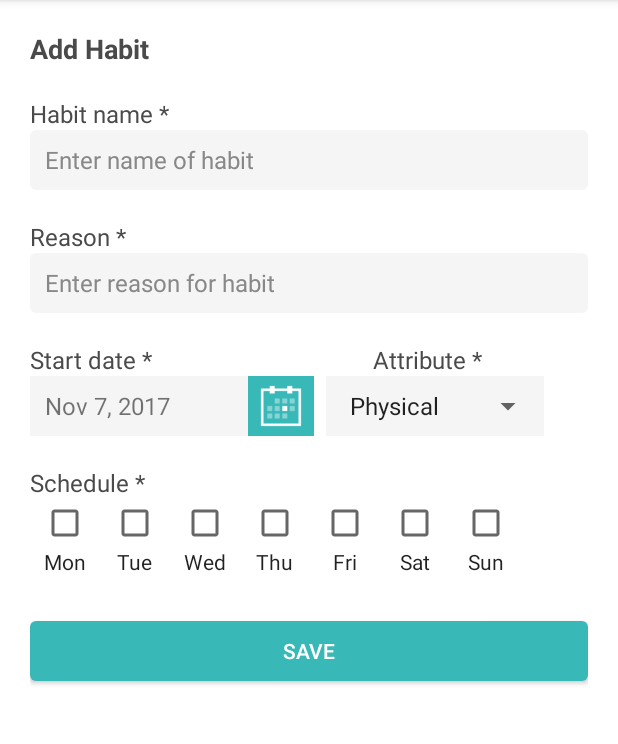
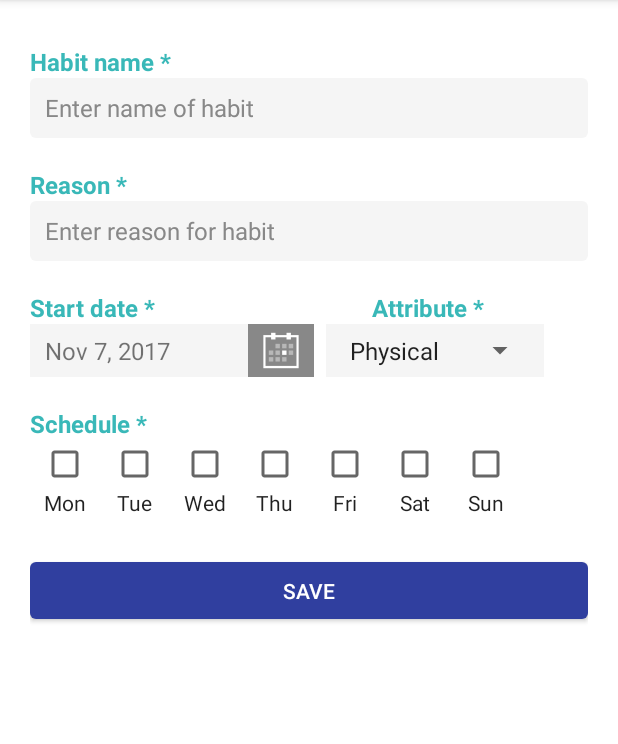
Before and after one commit to CMPUT301F17T29/HabitUp, an Android app: the AddHabitActivity screen opened directly, with no data from a screen before it, on a phone screen of 412 x 824 dp, the part 84-828 px from its top. Run offline under Robolectric (Android 15) with nearby library versions, the phone set to English and light mode, and no system bars; our stand-ins replace CircleImageView.

Commit message:
Change font size and text color in Add Habit layout

```diff
--- a/app/src/main/java/com/example/habitup/View/ViewHabitActivity.java
+++ b/app/src/main/java/com/example/habitup/View/ViewHabitActivity.java
@@ -4,6 +4,7 @@ import android.content.Intent;
 import android.os.Bundle;
 import android.support.annotation.NonNull;
 import android.support.design.widget.BottomNavigationView;
+import android.support.v7.app.ActionBar;
 import android.view.Menu;
 import android.view.MenuItem;
 import android.widget.ArrayAdapter;
--- a/app/src/main/res/drawable-hdpi/primary_button.xml
+++ b/app/src/main/res/drawable-hdpi/primary_button.xml
@@ -2,11 +2,11 @@
 <selector xmlns:android="http://schemas.android.com/apk/res/android">
     <item android:state_pressed="true">
         <shape>
-            <solid android:color="@color/teal"/>
+            <solid android:color="@color/colorPrimary"/>
             <corners android:radius="4dp"/>
             <padding
-                android:bottom="10dp"
-                android:top="10dp"
+                android:bottom="5dp"
+                android:top="5dp"
                 android:left="10dp"
                 android:right="10dp"/>
         </shape>
@@ -16,12 +16,12 @@
         <shape>
             <gradient
                 android:angle="270"
-                android:endColor="@color/teal"
-                android:startColor="@color/teal"/>
+                android:endColor="@color/colorPrimary"
+                android:startColor="@color/colorPrimary"/>
             <corners android:radius="4dp"/>
             <padding
-                android:bottom="10dp"
-                android:top="10dp"
+                android:bottom="5dp"
+                android:top="5dp"
                 android:left="10dp"
                 android:right="10dp"/>
         </shape>
--- a/app/src/main/res/layout/activity_add_habit.xml
+++ b/app/src/main/res/layout/activity_add_habit.xml
@@ -10,28 +10,17 @@
     tools:context="com.example.habitup.View.AddHabitActivity">
 
     <TextView
-        android:id="@+id/addhabit_title"
-        android:layout_width="wrap_content"
-        android:layout_height="wrap_content"
-        android:layout_marginTop="20dp"
-        android:text="@string/add_habit"
-        android:textStyle="bold"
-        android:textColor="@color/darkgray"
-        android:textSize="18sp"
-        app:layout_constraintLeft_toLeftOf="parent"
-        app:layout_constraintTop_toTopOf="parent" />
-
-    <TextView
         android:id="@+id/habit_label"
         android:layout_width="wrap_content"
         android:layout_height="wrap_content"
-        app:layout_constraintTop_toBottomOf="@+id/addhabit_title"
-        app:layout_constraintLeft_toLeftOf="@+id/habit_name"
-        android:labelFor="@id/habit_name"
+        app:layout_constraintLeft_toLeftOf="parent"
+        app:layout_constraintTop_toTopOf="parent"
+        android:labelFor="@+id/habit_name"
         android:text="@string/habit_label"
         android:textSize="16sp"
-        android:textColor="@color/darkgray"
-        android:layout_marginTop="20dp"
+        android:textColor="@color/teal"
+        android:layout_marginTop="30dp"
+        android:textStyle="bold"
         tools:layout_constraintLeft_creator="1" />
 
     <EditText
@@ -58,7 +47,8 @@
         app:layout_constraintLeft_toLeftOf="@+id/habit_reason"
         android:text="@string/reason_label"
         android:textSize="16sp"
-        android:textColor="@color/darkgray"
+        android:textColor="@color/teal"
+        android:textStyle="bold"
         android:layout_marginTop="20dp" />
 
     <EditText
@@ -85,20 +75,21 @@
         android:textSize="16sp"
         app:layout_constraintTop_toBottomOf="@+id/habit_reason"
         android:layout_marginTop="20dp"
-        android:textColor="@color/darkgray"
+        android:textColor="@color/teal"
+        android:textStyle="bold"
         app:layout_constraintLeft_toLeftOf="parent" />
 
     <LinearLayout
         android:id="@+id/date_layout"
         android:layout_width="wrap_content"
-        android:layout_height="40dp"
+        android:layout_height="35dp"
         app:layout_constraintTop_toBottomOf="@+id/date_label"
         app:layout_constraintLeft_toLeftOf="parent">
 
         <TextView
             android:id="@+id/date_text"
             android:layout_width="145dp"
-            android:layout_height="40dp"
+            android:layout_height="35dp"
             android:text="Current date"
             android:textSize="16sp"
             android:gravity="start|center_vertical"
@@ -108,9 +99,9 @@
 
         <ImageView
             android:layout_width="44dp"
-            android:layout_height="40dp"
+            android:layout_height="35dp"
             android:src="@drawable/ic_calendar"
-            android:background="@color/teal"
+            android:background="@color/lightgray"
             android:layout_gravity="center"
             android:contentDescription="Date picker calendar"
             android:tint="@color/white"/>
@@ -123,7 +114,8 @@
         android:layout_height="wrap_content"
         android:text="@string/habit_attr_label"
         android:textSize="16sp"
-        android:textColor="@color/darkgray"
+        android:textColor="@color/teal"
+        android:textStyle="bold"
         app:layout_constraintTop_toBottomOf="@+id/habit_reason"
         app:layout_constraintRight_toRightOf="parent"
         app:layout_constraintLeft_toRightOf="@+id/date_label"
@@ -142,6 +134,7 @@
         android:background="@color/whitegray"
         app:layout_constraintHorizontal_bias="0.0"
         android:layout_marginRight="8dp"
+        android:paddingRight="5dp"
         android:layout_marginStart="8dp"
         android:layout_marginEnd="8dp">
 
@@ -149,7 +142,7 @@
             style="@style/Widget.AppCompat.DropDownItem.Spinner"
             android:id="@+id/habit_attr_spinner"
             android:layout_width="0dp"
-            android:layout_height="40dp"
+            android:layout_height="35dp"
             android:layout_weight="1" />
 
     </LinearLayout>
@@ -163,7 +156,8 @@
         app:layout_constraintLeft_toLeftOf="parent"
         android:layout_marginTop="20dp"
         android:textSize="16sp"
-        android:textColor="@color/darkgray"
+        android:textColor="@color/teal"
+        android:textStyle="bold"
         tools:layout_editor_absoluteX="0dp" />
 
     <LinearLayout
@@ -310,7 +304,7 @@
     <Button
         android:id="@+id/save_habit"
         android:layout_width="0dp"
-        android:layout_height="40dp"
+        android:layout_height="38dp"
         android:layout_marginTop="30dp"
         android:background="@drawable/primary_button"
         android:text="@string/save"
```
